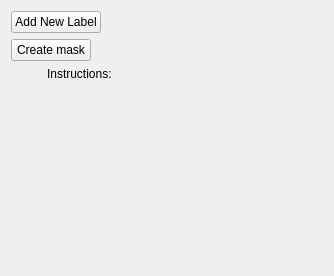
Qt form core/modules/gui/MitkDrawingTool/MitkDrawingTool.ui (dboun/MultiPatientImageProcessing) before a commit.
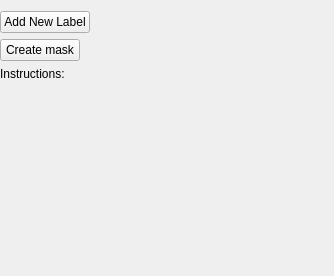
The same form after that commit. Custom widgets are drawn as their Qt base class.

Diff of the .ui file:
```diff
--- a/core/modules/gui/MitkDrawingTool/MitkDrawingTool.ui
+++ b/core/modules/gui/MitkDrawingTool/MitkDrawingTool.ui
@@ -11,14 +11,14 @@
    </rect>
   </property>
   <property name="sizePolicy">
-   <sizepolicy hsizetype="Fixed" vsizetype="Expanding">
+   <sizepolicy hsizetype="Preferred" vsizetype="Ignored">
     <horstretch>0</horstretch>
     <verstretch>0</verstretch>
    </sizepolicy>
   </property>
   <property name="minimumSize">
    <size>
-    <width>250</width>
+    <width>0</width>
     <height>0</height>
    </size>
   </property>
@@ -26,7 +26,13 @@
    <string>Form</string>
   </property>
   <layout class="QVBoxLayout" name="verticalLayout">
-   <item alignment="Qt::AlignLeft|Qt::AlignVCenter">
+   <property name="leftMargin">
+    <number>0</number>
+   </property>
+   <property name="rightMargin">
+    <number>0</number>
+   </property>
+   <item alignment="Qt::AlignLeft|Qt::AlignTop">
     <widget class="ActionPushButton" name="newLabelPushBtn">
      <property name="styleSheet">
       <string notr="true"/>
@@ -36,18 +42,24 @@
      </property>
     </widget>
    </item>
-   <item alignment="Qt::AlignLeft|Qt::AlignVCenter">
+   <item alignment="Qt::AlignLeft|Qt::AlignTop">
     <widget class="ActionPushButton" name="createMaskPushBtn">
      <property name="text">
       <string>Create mask</string>
      </property>
     </widget>
    </item>
-   <item alignment="Qt::AlignHCenter">
+   <item>
     <widget class="InfoLabel" name="infoLabel">
+     <property name="sizePolicy">
+      <sizepolicy hsizetype="Expanding" vsizetype="Preferred">
+       <horstretch>0</horstretch>
+       <verstretch>0</verstretch>
+      </sizepolicy>
+     </property>
      <property name="minimumSize">
       <size>
-       <width>240</width>
+       <width>170</width>
        <height>0</height>
       </size>
      </property>
```
Left out of the diff: 15 changed lines with no effect on the pictures.
